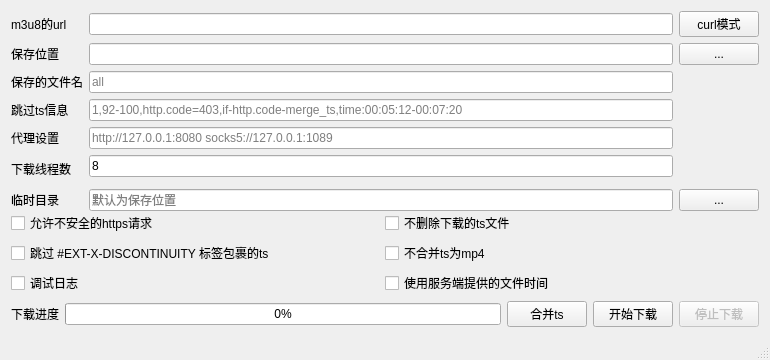
orestonce/m3u8d, file m3u8d-qt/mainwindow.ui: the form before one commit.
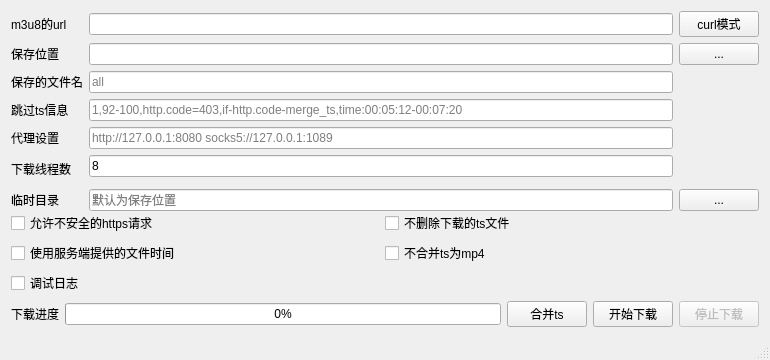
The form after the commit.

```diff
--- a/m3u8d-qt/mainwindow.ui
+++ b/m3u8d-qt/mainwindow.ui
@@ -202,13 +202,6 @@
             </property>
            </widget>
           </item>
-          <item row="1" column="0">
-           <widget class="QCheckBox" name="checkBox_Skip_EXT_X_DISCONTINUITY">
-            <property name="text">
-             <string>跳过 #EXT-X-DISCONTINUITY 标签包裹的ts</string>
-            </property>
-           </widget>
-          </item>
           <item row="1" column="1">
            <widget class="QCheckBox" name="checkBox_SkipMergeTs">
             <property name="text">
@@ -223,7 +216,7 @@
             </property>
            </widget>
           </item>
-          <item row="2" column="1">
+          <item row="1" column="0">
            <widget class="QCheckBox" name="checkBox_UseServerSideTime">
             <property name="text">
              <string>使用服务端提供的文件时间</string>
```
